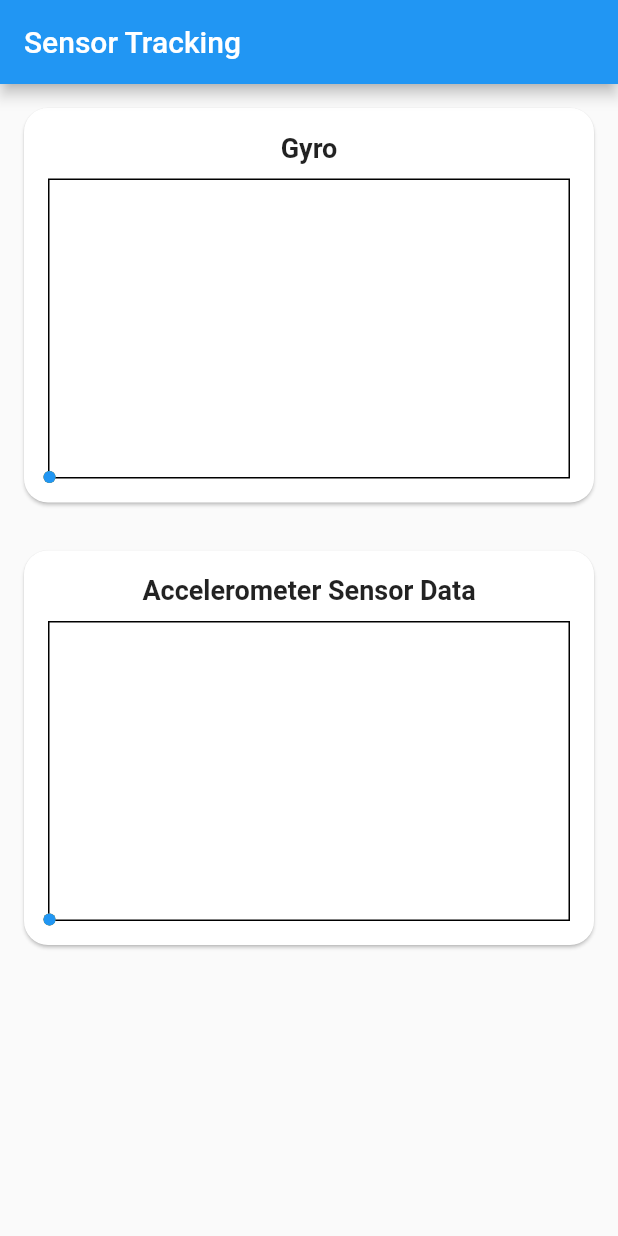
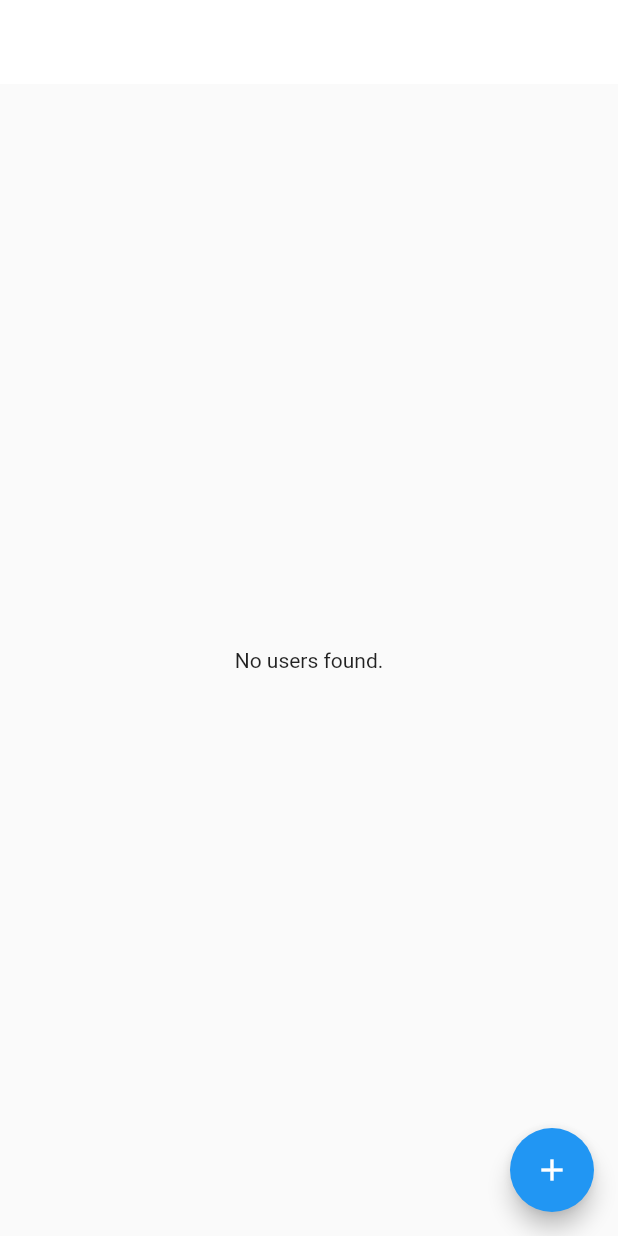
Before and after one commit to zakaria90024/deeplaid_apps_models, a Flutter app: the screen it shows after launch, on a phone screen of 412 x 824 dp. Run offline on Flutter 3.47's test engine with Material 2 defaults, Android fonts, the light colour scheme and no system bars; drawn by our look-alikes of fl_chart; our stand-ins replace fluttertoast, searchfield, shared_preferences, sqflite; missing offline and left inert: flutter_sensors; accounts and stored records are empty.

Commit message:
day2 - 19-Feb-2023, 20Feb- Otp, Post Request, 22-DashBoard Design full end.
26-Feb-2023 - Sync Page added. Doctor database Created. stored sql data sqflite.change. delete and insert, data duplicate not solve, data duplicate solve. solve 1, Store Data in sql, update some, error, depot add database. Login api pass data.
> Login Shareprefarance
> State Save,
> Logout Dialog, database design
custom design
> error solve
> get data from sqlite
> doctor list get from local db
> added autocompleatesd
> Dropdown Search, group, product, dialog item added group wise, search add, add qty system, home, products, order list add, details order created, login table created file, text design

--dashboard desing for ios v2
tab solved
tab divied solve

dashboard desing ios, update, tabLayout
--Total Count
--MVP Use in Flutter
--not calculation
--upload update date
--link dashboard
--sensor Tracking Flutter

```diff
--- a/lib/main.dart
+++ b/lib/main.dart
@@ -5,6 +5,7 @@ import 'package:deeplaid_apps_models/splash_deeplaid_apps/splash.dart';
 import 'package:deeplaid_apps_models/sync_deeplaid_apps/sync.dart';
 import 'package:deeplaid_apps_models/task_link3/add_task.dart';
 import 'package:deeplaid_apps_models/task_link3/sensor_tracking.dart';
+import 'package:deeplaid_apps_models/task_link3/user_page.dart';
 import 'package:flutter/material.dart';
 
 void main() {
@@ -20,7 +21,8 @@ class MyApp extends StatelessWidget {
         primarySwatch: Colors.blue,
       ),
        //home: const SplashDeeplaid(),
-      home: SensorApp(),
+      //home: SensorApp(),
+      home: MyAppSplash(),
       debugShowCheckedModeBanner: false,
     );
   }
--- a/lib/task_link3/sensor_tracking.dart
+++ b/lib/task_link3/sensor_tracking.dart
@@ -35,7 +35,7 @@ class _SensorDataScreenState extends State<SensorDataScreen> {
   StreamSubscription? _gyroSubscription;
   StreamSubscription? _accelSubscription;
 
-  final double movementThreshold = 10.0;  // Set your threshold here
+  final double movementThreshold = 10.0; // Set your threshold here
 
   @override
   void initState() {
@@ -61,7 +61,7 @@ class _SensorDataScreenState extends State<SensorDataScreen> {
   // Safe handling of sensor values to avoid NaN and Infinity
   double safeValue(double value) {
     if (value.isNaN || value.isInfinite) {
-      return 0.0;  // Provide a fallback value for invalid data
+      return 0.0; // Provide a fallback value for invalid data
     }
     return value;
   }
@@ -89,7 +89,7 @@ class _SensorDataScreenState extends State<SensorDataScreen> {
           actions: [
             TextButton(
               onPressed: () {
-                Navigator.of(context).pop();  // Dismiss the alert
+                Navigator.of(context).pop(); // Dismiss the alert
               },
               child: Text('OK'),
             ),
@@ -143,7 +143,12 @@ class _SensorDataScreenState extends State<SensorDataScreen> {
   Widget build(BuildContext context) {
     return Scaffold(
       appBar: AppBar(
-        title: Text('Sensor Tracking'),
+        title: Text(''),
+        backgroundColor: Colors.white, // Set AppBar color to white
+        elevation: 0, // Remove shadow under the AppBar if desired
+        iconTheme: IconThemeData(
+          color: Colors.black, // Set icon color (like back button) to black if necessary
+        ),
       ),
       body: SingleChildScrollView(
         child: Column(
@@ -157,17 +162,18 @@ class _SensorDataScreenState extends State<SensorDataScreen> {
   }
 
   // Method to build the sensor chart UI with initialization and data checks
-  Widget _buildSensorChart(
-      String title, List<FlSpot> dataX, List<FlSpot> dataY, List<FlSpot> dataZ) {
+  Widget _buildSensorChart(String title, List<FlSpot> dataX, List<FlSpot> dataY,
+      List<FlSpot> dataZ) {
     return Padding(
-      padding: const EdgeInsets.all(12.0),
+      padding: const EdgeInsets.only(left:12 , top:8, right: 12, bottom: 8),
       child: Card(
         shape: RoundedRectangleBorder(borderRadius: BorderRadius.circular(16)),
         child: Padding(
-          padding: const EdgeInsets.all(16.0),
+          padding: const EdgeInsets.only(left:12 , top:8, right: 12, bottom: 8),
           child: Column(
             children: [
-              Text(title, style: TextStyle(fontSize: 18, fontWeight: FontWeight.bold)),
+              Text(title,
+                  style: TextStyle(fontSize: 18, fontWeight: FontWeight.bold)),
               SizedBox(height: 10),
               SizedBox(
                 height: 200,
@@ -193,7 +199,8 @@ class _SensorDataScreenState extends State<SensorDataScreen> {
 
   LineChartBarData _buildLineChartBarData(List<FlSpot> data, Color color) {
     return LineChartBarData(
-      spots: data.isNotEmpty ? data : [FlSpot(0, 0)],  // Fallback if data is empty
+      spots: data.isNotEmpty ? data : [FlSpot(0, 0)],
+      // Fallback if data is empty
       isCurved: true,
       color: color,
       barWidth: 2,
--- /dev/null
+++ b/lib/task_link3/user_page.dart
@@ -0,0 +1,133 @@
+import 'package:flutter/material.dart';
+import 'package:sqflite/sqflite.dart';
+import 'package:path/path.dart';
+
+
+class MyAppSplash extends StatelessWidget {
+  @override
+  Widget build(BuildContext context) {
+    return MaterialApp(
+      title: 'User Database Example',
+      home: UserTableScreen(),
+    );
+  }
+}
+
+class UserTableScreen extends StatefulWidget {
+  @override
+  _UserTableScreenState createState() => _UserTableScreenState();
+}
+
+class _UserTableScreenState extends State<UserTableScreen> {
+  Database? _database;
+
+  @override
+  void initState() {
+    super.initState();
+    _initDatabase();
+  }
+
+  // Initialize the database
+  Future<void> _initDatabase() async {
+    final databasePath = await getDatabasesPath();
+    final path = join(databasePath, 'user_database.db');
+
+    _database = await openDatabase(
+      path,
+      version: 1,
+      onCreate: (db, version) async {
+        await db.execute('''
+          CREATE TABLE users (
+            id INTEGER PRIMARY KEY AUTOINCREMENT,
+            name TEXT,
+            email TEXT,
+            image TEXT, -- Stores image path or URL
+            complete_task INTEGER,
+            incomplete_task INTEGER
+          )
+        ''');
+      },
+    );
+  }
+
+  // Insert a user
+  Future<void> _insertUser(String name, String email, String image, int completeTask, int incompleteTask) async {
+    await _database?.insert(
+      'users',
+      {
+        'name': name,
+        'email': email,
+        'image': image, // Add image path or URL here
+        'complete_task': completeTask,
+        'incomplete_task': incompleteTask,
+      },
+      conflictAlgorithm: ConflictAlgorithm.replace,
+    );
+  }
+
+  // Get all users
+  Future<List<Map<String, dynamic>>> _getUsers() async {
+    return await _database?.query('users') ?? [];
+  }
+
+  @override
+  Widget build(BuildContext context) {
+    return Scaffold(
+      appBar: AppBar(
+        title: Text('User Table Example'),
+        backgroundColor: Colors.white,
+        elevation: 0,
+      ),
+      body: FutureBuilder<List<Map<String, dynamic>>>(
+        future: _getUsers(),
+        builder: (context, snapshot) {
+          if (snapshot.connectionState == ConnectionState.waiting) {
+            return Center(child: CircularProgressIndicator());
+          } else if (snapshot.hasError) {
+            return Center(child: Text('Error: ${snapshot.error}'));
+          } else if (!snapshot.hasData || snapshot.data!.isEmpty) {
+            return Center(child: Text('No users found.'));
+          }
+
+          final users = snapshot.data!;
+          return ListView.builder(
+            itemCount: users.length,
+            itemBuilder: (context, index) {
+              final user = users[index];
+              return ListTile(
+                leading: CircleAvatar(
+                  backgroundImage: user['image'] != null
+                      ? NetworkImage(user['image']) as ImageProvider<Object>
+                      : AssetImage('assets/default_avatar.png') as ImageProvider<Object>,
+                ),
+                title: Text(user['name']),
+                subtitle: Text('Email: ${user['email']}'),
+                trailing: Column(
+                  mainAxisAlignment: MainAxisAlignment.center,
+                  children: [
+                    Text('Completed: ${user['complete_task']}'),
+                    Text('Incomplete: ${user['incomplete_task']}'),
+                  ],
+                ),
+              );
+            },
+          );
+        },
+      ),
+      floatingActionButton: FloatingActionButton(
+        onPressed: () async {
+          // Insert a dummy user
+          await _insertUser(
+            'John Doe',
+            'johndoe@example.com',
+            'https://example.com/image.jpg', // Sample image URL
+            5, // Completed tasks
+            3, // Incomplete tasks
+          );
+          setState(() {}); // Refresh the UI
+        },
+        child: Icon(Icons.add),
+      ),
+    );
+  }
+}
```
